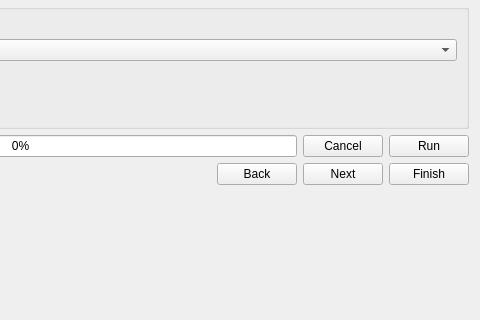
Above: eis_qgis_plugin/resources/ui/mineral_proxies/proxy_workflow3_define_anomaly.ui from GispoCoding/eis_qgis_plugin before the change; both pictures show x 267 to 747 and y 338 to 658 of the 747 by 751 pixel window. Below: the same form after it.
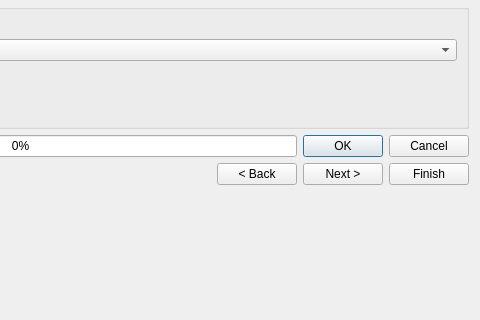
That is the form after the change. Custom widgets are drawn as their Qt base class.

Commit message: ui(wizard): add icons to most buttons, change many buttons to use QDialogButtonBox, clean UIs

Patch:
```diff
--- a/eis_qgis_plugin/resources/ui/mineral_proxies/proxy_workflow3_define_anomaly.ui
+++ b/eis_qgis_plugin/resources/ui/mineral_proxies/proxy_workflow3_define_anomaly.ui
@@ -312,19 +312,15 @@
       </widget>
      </item>
      <item>
-      <widget class="QPushButton" name="cancel_btn">
-       <property name="enabled">
-        <bool>true</bool>
+      <widget class="QDialogButtonBox" name="button_box">
+       <property name="sizePolicy">
+        <sizepolicy hsizetype="Maximum" vsizetype="Fixed">
+         <horstretch>0</horstretch>
+         <verstretch>0</verstretch>
+        </sizepolicy>
        </property>
-       <property name="text">
-        <string>Cancel</string>
-       </property>
-      </widget>
-     </item>
-     <item>
-      <widget class="QPushButton" name="run_btn">
-       <property name="text">
-        <string>Run</string>
+       <property name="standardButtons">
+        <set>QDialogButtonBox::Cancel|QDialogButtonBox::Ok</set>
        </property>
       </widget>
      </item>
@@ -348,14 +344,14 @@
      <item>
       <widget class="QPushButton" name="back_btn">
        <property name="text">
-        <string>Back</string>
+        <string>&lt; Back</string>
        </property>
       </widget>
      </item>
      <item>
       <widget class="QPushButton" name="next_btn">
        <property name="text">
-        <string>Next</string>
+        <string>Next &gt;</string>
        </property>
       </widget>
      </item>
```
The commit also changes 21 other files.
